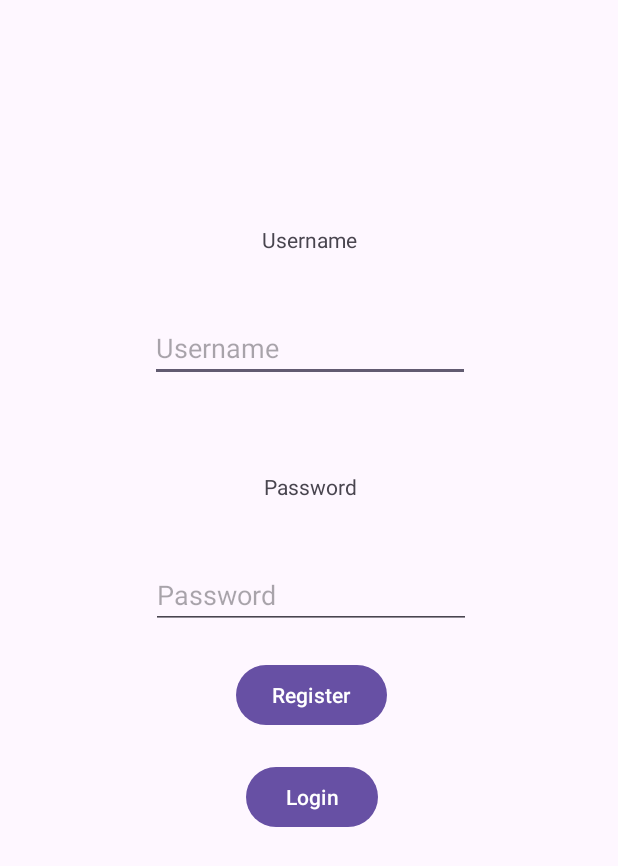
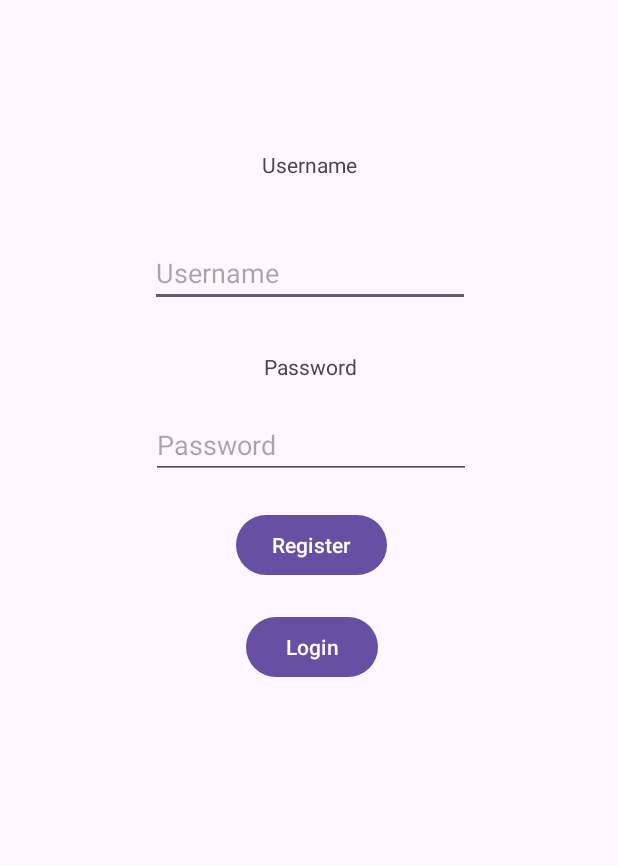
Before and after one commit to Jumpshawt/FinalProject, an Android app: the RegisterReal screen opened directly, with no data from a screen before it, on a phone screen of 412 x 824 dp. Shown: the top 866 px of the screen. Run offline under Robolectric (Android 15) with nearby library versions, the phone set to English and light mode, and no system bars; our stand-ins replace Firebase (no records; nobody signed in at launch, a user with empty details on screens opened directly).

```diff
--- a/app/src/main/java/com/example/finalproject/MainActivity.java
+++ b/app/src/main/java/com/example/finalproject/MainActivity.java
@@ -58,12 +58,13 @@ public class MainActivity extends AppCompatActivity {
 
         });
 
+
         DrawerLayout drawer = binding.drawerLayout;
         NavigationView navigationView = binding.navView;
         // Passing each menu ID as a set of Ids because each
         // menu should be considered as top level destinations.
         mAppBarConfiguration = new AppBarConfiguration.Builder(
-                R.id.nav_home, R.id.nav_gallery, R.id.nav_slideshow, R.id.nav_video)
+                R.id.nav_home, R.id.nav_gallery, R.id.nav_slideshow)
                 .setOpenableLayout(drawer)
                 .build();
         NavController navController = Navigation.findNavController(this, R.id.nav_host_fragment_content_main);
--- a/app/src/main/java/com/example/finalproject/ui/login/RegisterReal.java
+++ b/app/src/main/java/com/example/finalproject/ui/login/RegisterReal.java
@@ -2,7 +2,9 @@ package com.example.finalproject.ui.login;
 
 import androidx.appcompat.app.AppCompatActivity;
 
+import android.content.Context;
 import android.content.Intent;
+import android.content.SharedPreferences;
 import android.os.Bundle;
 import android.view.View;
 import android.widget.Button;
@@ -12,11 +14,19 @@ import android.widget.Toast;
 
 import com.example.finalproject.MainActivity;
 import com.example.finalproject.R;
+import com.example.finalproject.ui.GeordieFirebaseMethods;
+import com.google.firebase.firestore.FirebaseFirestore;
 
 public class RegisterReal extends AppCompatActivity {
-    private EditText username, password;
+
+    public static final String SHARED_PREFS = "shared_prefs";
+    private static final String USERNAME_KEY = "username_key";
+    private static final String PASSWORD_KEY = "password_key";
+    private EditText usernameBox, passwordBox;
     TextView error;
     Button register, login;
+    SharedPreferences sharedPreferences;
+    String username, password;
 
     @Override
     protected void onCreate(Bundle savedInstanceState) {
@@ -25,8 +35,10 @@ public class RegisterReal extends AppCompatActivity {
         error = findViewById(R.id.error_register_screen);
         register = findViewById(R.id.user_register_button);
         login = findViewById(R.id.user_login_button);
-        username = findViewById(R.id.username_entry);
-        password = findViewById(R.id.password_entry);
+        usernameBox = findViewById(R.id.username_entry);
+        passwordBox = findViewById(R.id.password_entry);
+        sharedPreferences = getSharedPreferences(SHARED_PREFS, Context.MODE_PRIVATE);
+
 
 
         login.setOnClickListener(new View.OnClickListener() {
@@ -47,7 +59,7 @@ public class RegisterReal extends AppCompatActivity {
     private void register()
     {
         //check if the user doesn't exist already
-        boolean valid = !userExists(username.toString());
+        boolean valid = !userExists(usernameBox.toString());
         //if user doesn't exist then create new
         if (valid)
         {
@@ -62,7 +74,17 @@ public class RegisterReal extends AppCompatActivity {
 
 
     private void createNewUser() {
-        Toast.makeText(this, "user has been created", Toast.LENGTH_SHORT).show();
+        username = usernameBox.getText().toString();
+        password = passwordBox.getText().toString();
+
+        SharedPreferences.Editor editor = sharedPreferences.edit();
+
+        editor.putString(USERNAME_KEY, username);
+        editor.putString(PASSWORD_KEY, password);
+
+        editor.apply();
+
+        Toast.makeText(this, "user" + sharedPreferences.getString(USERNAME_KEY, null) +  "has been created", Toast.LENGTH_SHORT).show();
         //switch activity to the home.
         Intent i = new Intent(RegisterReal.this, MainActivity.class);
         startActivity(i);
@@ -70,9 +92,10 @@ public class RegisterReal extends AppCompatActivity {
 
     private void login()
     {
-        boolean valid = checkUsernamePassword(username.toString(),password.toString());
+        boolean valid = checkUsernamePassword(usernameBox.toString(), passwordBox.toString());
         if (valid)
         {
+
             Intent i = new Intent(RegisterReal.this, MainActivity.class);
             startActivity(i);
         }
--- a/app/src/main/java/com/example/finalproject/ui/slideshow/SlideshowFragment.java
+++ b/app/src/main/java/com/example/finalproject/ui/slideshow/SlideshowFragment.java
@@ -18,8 +18,7 @@ public class SlideshowFragment extends Fragment {
 
     public View onCreateView(@NonNull LayoutInflater inflater,
                              ViewGroup container, Bundle savedInstanceState) {
-        SlideshowViewModel slideshowViewModel =
-                new ViewModelProvider(this).get(SlideshowViewModel.class);
+        SlideshowViewModel slideshowViewModel = new ViewModelProvider(this).get(SlideshowViewModel.class);
 
         binding = FragmentSlideshowBinding.inflate(inflater, container, false);
         View root = binding.getRoot();
--- a/app/src/main/res/layout/activity_register.xml
+++ b/app/src/main/res/layout/activity_register.xml
@@ -9,12 +9,11 @@
         android:id="@+id/error_register_screen"
         android:layout_width="wrap_content"
         android:layout_height="wrap_content"
+        android:layout_marginTop="50dp"
+        android:textColor="@color/design_default_color_error"
+        app:layout_constraintLeft_toLeftOf="parent"
         app:layout_constraintRight_toRightOf="parent"
-        app:layout_constraintLeft_toLeftOf="parent"
-        app:layout_constraintTop_toTopOf="parent"
-        android:layout_marginTop="100dp"
-        android:textColor="@color/design_default_color_error"
-        />
+        app:layout_constraintTop_toTopOf="parent" />
 
     <TextView
         android:id="@+id/username_text"
@@ -46,25 +45,23 @@
         android:id="@+id/password_text"
         android:layout_width="wrap_content"
         android:layout_height="wrap_content"
+        android:layout_marginTop="30dp"
+        android:text="Password"
+        app:layout_constraintLeft_toLeftOf="@id/username_entry"
         app:layout_constraintRight_toRightOf="@id/username_entry"
-        app:layout_constraintLeft_toLeftOf="@id/username_entry"
-        app:layout_constraintTop_toBottomOf="@id/username_entry"
-        android:layout_marginTop="60dp"
-        android:text="Password"
-        />
+        app:layout_constraintTop_toBottomOf="@id/username_entry" />
 
     <EditText
         android:id="@+id/password_entry"
         android:layout_width="wrap_content"
         android:layout_height="wrap_content"
+        android:layout_marginTop="20dp"
         android:ems="10"
         android:hint="Password"
-        android:layout_marginTop="40dp"
         android:inputType="textPassword"
-        app:layout_constraintTop_toBottomOf="@+id/password_text"
+        app:layout_constraintLeft_toLeftOf="@id/password_text"
         app:layout_constraintRight_toRightOf="@id/password_text"
-        app:layout_constraintLeft_toLeftOf="@id/password_text"
-        />
+        app:layout_constraintTop_toBottomOf="@+id/password_text" />
     <Button
         android:id="@+id/user_register_button"
         android:layout_width="wrap_content"
--- a/app/src/main/res/layout/content_main.xml
+++ b/app/src/main/res/layout/content_main.xml
@@ -13,6 +13,7 @@
         android:layout_width="match_parent"
         android:layout_height="match_parent"
         app:defaultNavHost="true"
+        app:layout_constraintHorizontal_bias="0.0"
         app:layout_constraintLeft_toLeftOf="parent"
         app:layout_constraintRight_toRightOf="parent"
         app:layout_constraintTop_toTopOf="parent"
```
Also changed, not shown: app/src/main/AndroidManifest.xml (+7 -5 lines), app/src/main/java/com/example/finalproject/UserInfo.java (added, +97 -0 lines), app/src/main/java/com/example/finalproject/ui/home/EventAdapter.java (+12 -14 lines), app/src/main/res/layout/fragment_user_info.xml (added, +30 -0 lines), app/src/main/res/layout/user_information.xml (added, +29 -0 lines), app/src/main/res/mipmap-hdpi/event1.jpg (added), app/src/main/res/mipmap-hdpi/event2.jpg (added), app/src/main/res/mipmap-hdpi/event3.jpg (added), app/src/main/res/mipmap-hdpi/event4.jpg (added), 1 other file.
